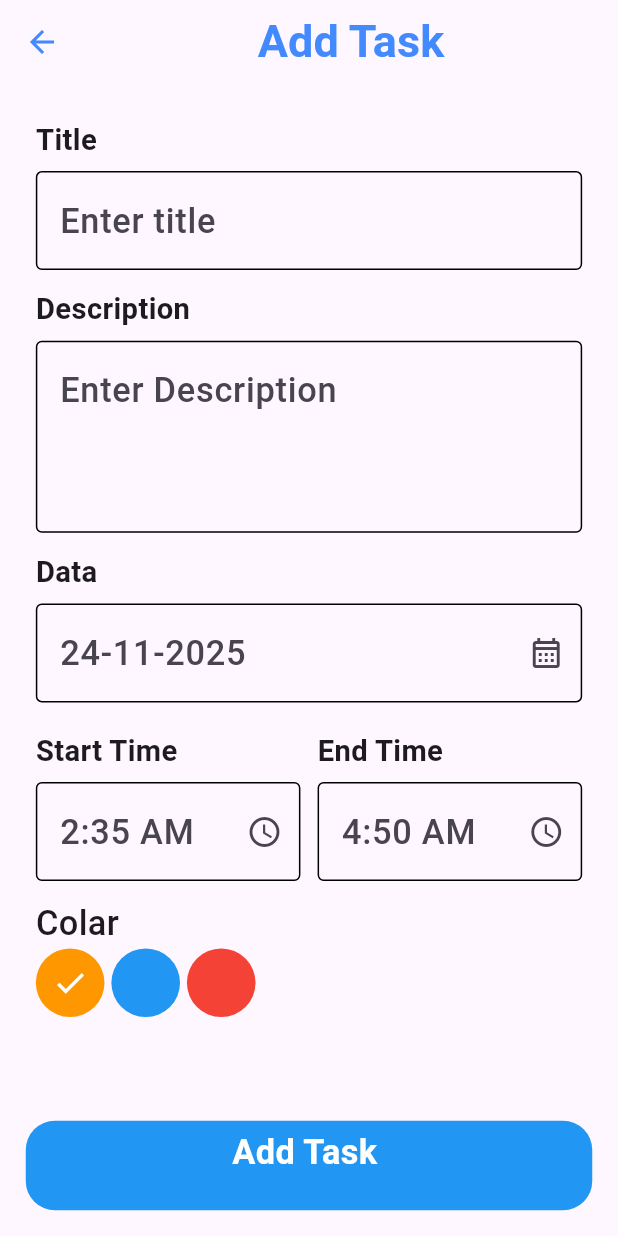
After one commit to osama-Yosef/taskaty-app, a Flutter app: the screen it shows after launch, after a tap on "Add Task", on a phone screen of 412 x 824 dp. The commit adds this screen. Run offline on Flutter 3.47's test engine with Material 3 defaults, Android fonts, the phone set to English and light mode, and no system bars; our stand-ins replace flutter_screenutil; network calls fail.

Commit message:
تعديل على الملف X لإصلاح مشكلة كذا

```diff
--- /dev/null
+++ b/lib/featurs/Taskati_app/wedgit/costum_box.dart
@@ -0,0 +1,41 @@
+import 'package:flutter/cupertino.dart';
+import 'package:flutter/material.dart';
+import 'package:flutter_screenutil/flutter_screenutil.dart';
+
+class CostumBox extends StatelessWidget {
+  const CostumBox({
+    super.key,
+    required this.title,
+    required this.hintText,
+    this.maxLines = 1,
+    this.suffixIcon,
+  });
+
+  final String title;
+  final String hintText;
+  final int maxLines;
+  final Widget? suffixIcon;
+
+  @override
+  Widget build(BuildContext context) {
+    return Column(
+      crossAxisAlignment: CrossAxisAlignment.start,
+      children: [
+        Text(
+          title,
+          style: TextStyle(fontSize: 17.sp, fontWeight: FontWeight.w600),
+        ),
+        SizedBox(height: 6.h),
+        TextFormField(
+          decoration: InputDecoration(
+            enabledBorder: OutlineInputBorder(),
+            hintText: hintText,
+            suffixIcon: suffixIcon,
+            hintStyle: TextStyle(fontSize: 20.sp, fontWeight: FontWeight.w500),
+          ),
+          maxLines: maxLines,
+        ),
+      ],
+    );
+  }
+}
--- /dev/null
+++ b/lib/featurs/add_task/add_task.dart
@@ -0,0 +1,106 @@
+import 'package:flutter/cupertino.dart';
+import 'package:flutter/material.dart';
+import 'package:flutter_screenutil/flutter_screenutil.dart';
+
+import '../Taskati_app/wedgit/costum_box.dart';
+
+class AddTask extends StatelessWidget {
+  const AddTask({super.key});
+
+  @override
+  Widget build(BuildContext context) {
+    return Scaffold(
+      appBar: AppBar(
+        iconTheme: IconThemeData(color: Colors.blueAccent),
+        title: Center(
+          child: Text(
+            "Add Task",
+            style: TextStyle(
+              fontWeight: FontWeight.bold,
+              fontSize: 30,
+              color: Colors.blueAccent,
+            ),
+          ),
+        ),
+      ),
+      body: Padding(
+        padding: EdgeInsets.symmetric(horizontal: 20.h, vertical: 20.w),
+        child: Column(
+          crossAxisAlignment: CrossAxisAlignment.start,
+          children: [
+            CostumBox(title: 'Title', hintText: 'Enter title'),
+            SizedBox(height: 10.h),
+            CostumBox(title: 'Description', hintText: 'Enter Description', maxLines: 4,),
+            SizedBox(height: 10.h),
+            CostumBox(title: "Data", hintText: "24-11-2025", suffixIcon: Icon(Icons.calendar_month_outlined),),
+            SizedBox(height: 15.h),
+            Row(
+              mainAxisAlignment: MainAxisAlignment.spaceBetween,
+              crossAxisAlignment: CrossAxisAlignment.start,
+              children: [
+                Expanded(
+                  child: Column(
+                    crossAxisAlignment: CrossAxisAlignment.start,
+                    children: [
+                      CostumBox(title: "Start Time", hintText: "2:35 AM", suffixIcon: Icon(Icons.access_time),),
+                    ],
+                  ),
+                ),
+                SizedBox(width: 10.w),
+                Expanded(
+                  child: Column(
+                    crossAxisAlignment: CrossAxisAlignment.start,
+                    children: [
+                      CostumBox(title: "End Time", hintText: "4:50 AM", suffixIcon: Icon(Icons.access_time),),
+                    ],
+                  ),
+                ),
+              ],
+            ),
+            SizedBox(height: 10.h),
+            Text(
+              "Colar",
+              style: TextStyle(fontSize: 20.sp, fontWeight: FontWeight.w500),
+            ),
+            Row(
+              children: [
+                CircleAvatar(
+                  backgroundColor: Colors.orange,
+                  radius: 20.r,
+                  child: Icon(Icons.check, color: Colors.white),
+                ),
+                SizedBox(width: 4.w),
+                CircleAvatar(backgroundColor: Colors.blue, radius: 20.r),
+                SizedBox(width: 4.w),
+                CircleAvatar(backgroundColor: Colors.red, radius: 20.r),
+              ],
+            ),
+          ],
+        ),
+      ),
+
+      bottomNavigationBar: InkWell(
+        onTap: () {},
+        child: Container(
+          padding: EdgeInsets.only(right: 20.sp, left: 15.sp, bottom: 15.sp),
+          margin: EdgeInsets.only(right: 15.sp, left: 15.sp, bottom: 15.sp),
+          height: 50.h,
+          decoration: BoxDecoration(
+            borderRadius: BorderRadius.circular(17.r),
+            color: Colors.blue,
+          ),
+          child: Center(
+            child: Text(
+              "Add Task",
+              style: TextStyle(
+                fontSize: 20.sp,
+                fontWeight: FontWeight.bold,
+                color: Colors.white,
+              ),
+            ),
+          ),
+        ),
+      ),
+    );
+  }
+}
--- a/lib/featurs/home/home_screen.dart
+++ b/lib/featurs/home/home_screen.dart
@@ -53,7 +53,7 @@ class _HomeScreenState extends State<HomeScreen> {
                   CircleAvatar(
                     radius: 30.r,
                     backgroundImage: Image.network(
-                      "https://gratisography.com/photo/augmented-reality",
+                      "https://scontent.fcai19-4.fna.fbcdn.net/v/t39.30808-6/508190583_4226729064260966_5633851813526316384_n.jpg?_nc_cat=107&ccb=1-7&_nc_sid=6ee11a&_nc_ohc=2b5eVBXlxQAQ7kNvwH3UtPy&_nc_oc=Adn7HBkE0GMQLRLQuy9uQV5G-IlldHW6VIowHYJAmliUrPrkNzsp6ReoKB6ifWT-JR8&_nc_zt=23&_nc_ht=scontent.fcai19-4.fna&_nc_gid=b6MeqUAp9BXGT8U-AhmIEg&oh=00_AfQ6TjebLKBpwcXtue0mo7StMm6_rmoXWTxx864gBtc-mw&oe=687B43F3",
                     ).image,
                   ),
                 ],
--- a/lib/featurs/home/wedgit/botwon_add.dart
+++ b/lib/featurs/home/wedgit/botwon_add.dart
@@ -1,6 +1,7 @@
 import 'package:flutter/cupertino.dart';
 import 'package:flutter/material.dart';
 import 'package:flutter_screenutil/flutter_screenutil.dart';
+import 'package:taskati_app/featurs/add_task/add_task.dart';
 
 class BotwonAdd extends StatelessWidget {
   const BotwonAdd({super.key});
@@ -8,6 +9,9 @@ class BotwonAdd extends StatelessWidget {
   @override
   Widget build(BuildContext context) {
     return InkWell(
+        onTap:(){
+          Navigator.push(context, (MaterialPageRoute(builder: (context)=>AddTask() )));
+        },
       child: Container(
         padding: EdgeInsets.all(8.sp),
         decoration: BoxDecoration(
```
Also changed, not shown: 64 other files.
